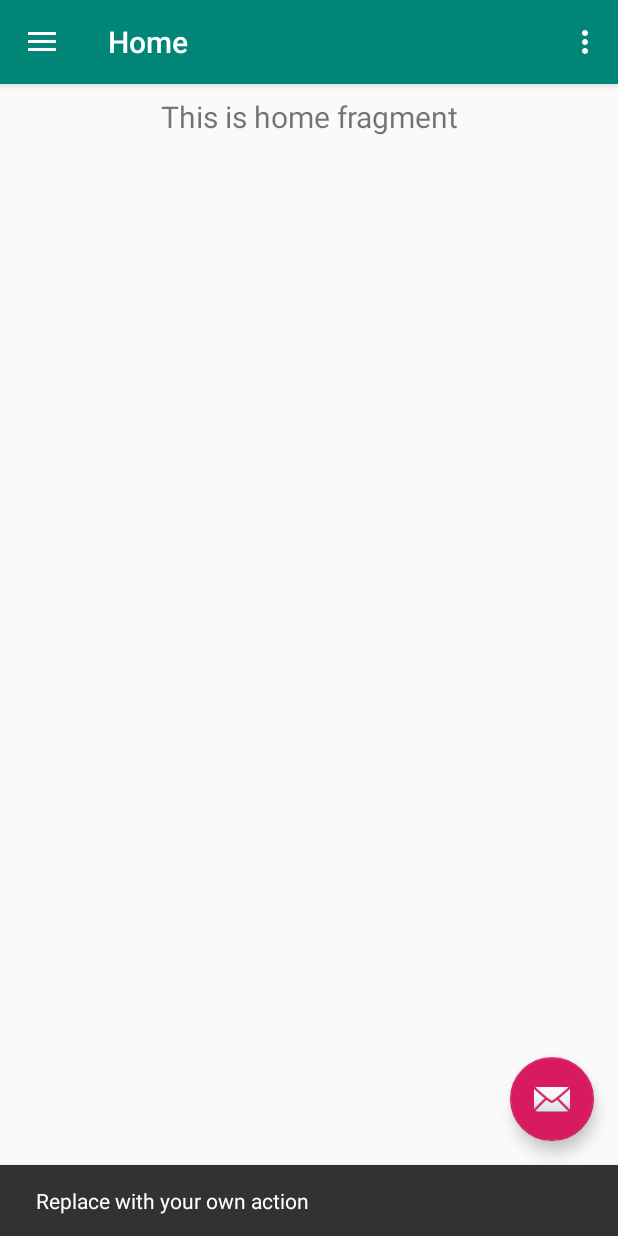
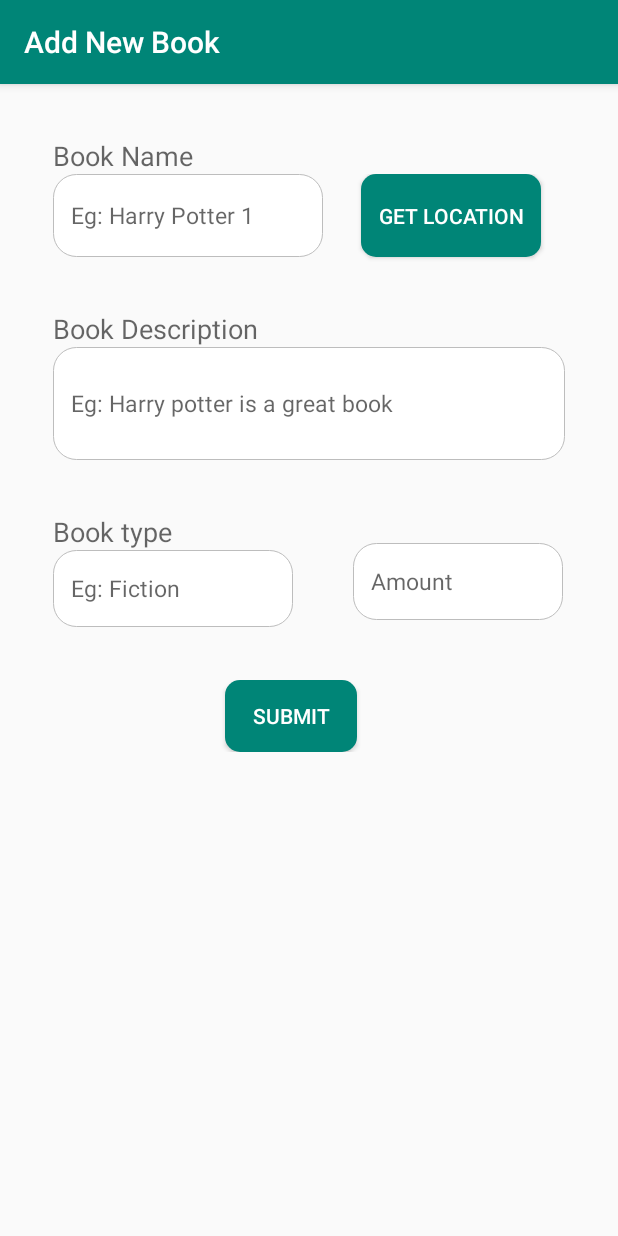
Before and after one commit to AwesomeFruitSalad/Bibliungo, an Android app: the screen it shows after launch once a user with an empty profile is signed in (MainActivity before the commit, AddValue after it), after a tap on an icon or button, on a phone screen of 412 x 824 dp. Run offline under Robolectric (Android 15) with nearby library versions, the phone set to English and light mode, and no system bars; our stand-ins replace ButterKnife, Firebase (no records; nobody signed in at launch, a user with empty details on screens opened directly), navigation-ui; libraries missing offline, so code that uses them is left out: com.firebase.ui.

Commit message:
Add UI for add new book to database

```diff
--- a/app/build.gradle
+++ b/app/build.gradle
@@ -35,7 +35,6 @@ dependencies {
     androidTestImplementation 'androidx.test.espresso:espresso-core:3.2.0'
 
 
-
     //firebase Database
     implementation 'com.google.firebase:firebase-database:16.0.4'
 
--- /dev/null
+++ b/app/src/main/java/com/chromicle/collapp/activities/AddValue.java
@@ -0,0 +1,16 @@
+package com.chromicle.collapp.activities;
+
+import androidx.appcompat.app.AppCompatActivity;
+
+import android.os.Bundle;
+
+import com.chromicle.collapp.R;
+
+public class AddValue extends AppCompatActivity {
+
+    @Override
+    protected void onCreate(Bundle savedInstanceState) {
+        super.onCreate(savedInstanceState);
+        setContentView(R.layout.activity_add_value);
+    }
+}
--- a/app/src/main/java/com/chromicle/collapp/LoginActivity.java
+++ b/app/src/main/java/com/chromicle/collapp/activities/LoginActivity.java
@@ -1,4 +1,4 @@
-package com.chromicle.collapp;
+package com.chromicle.collapp.activities;
 
 import android.content.Intent;
 import android.os.Bundle;
@@ -6,6 +6,8 @@ import android.view.View;
 import android.widget.Button;
 import androidx.annotation.Nullable;
 import androidx.appcompat.app.AppCompatActivity;
+
+import com.chromicle.collapp.R;
 import com.firebase.ui.auth.AuthUI;
 import com.firebase.ui.auth.IdpResponse;
 import com.google.firebase.auth.FirebaseAuth;
--- a/app/src/main/java/com/chromicle/collapp/MainActivity.java
+++ b/app/src/main/java/com/chromicle/collapp/activities/MainActivity.java
@@ -1,9 +1,10 @@
-package com.chromicle.collapp;
+package com.chromicle.collapp.activities;
 
 import android.os.Bundle;
 
+import com.chromicle.collapp.R;
+import com.chromicle.collapp.utils.ActivityUtils;
 import com.google.android.material.floatingactionbutton.FloatingActionButton;
-import com.google.android.material.snackbar.Snackbar;
 
 import android.view.View;
 
@@ -21,30 +22,42 @@ import androidx.appcompat.widget.Toolbar;
 
 import android.view.Menu;
 
+import butterknife.BindView;
+import butterknife.ButterKnife;
+
 public class MainActivity extends AppCompatActivity {
 
     private AppBarConfiguration mAppBarConfiguration;
+
+    @BindView(R.id.fab)
+    FloatingActionButton fab;
+
+    @BindView(R.id.toolbar)
+    Toolbar toolbar;
 
     @Override
     protected void onCreate(Bundle savedInstanceState) {
         super.onCreate(savedInstanceState);
         setContentView(R.layout.activity_main);
-        Toolbar toolbar = findViewById(R.id.toolbar);
+        ButterKnife.bind(this);
+
+
         setSupportActionBar(toolbar);
-        FloatingActionButton fab = findViewById(R.id.fab);
+
         fab.setOnClickListener(new View.OnClickListener() {
             @Override
             public void onClick(View view) {
-                Snackbar.make(view, "Replace with your own action", Snackbar.LENGTH_LONG)
-                        .setAction("Action", null).show();
+                ActivityUtils.launchActivity(MainActivity.this, AddValue.class,false);
             }
         });
+
+
         DrawerLayout drawer = findViewById(R.id.drawer_layout);
         NavigationView navigationView = findViewById(R.id.nav_view);
         // Passing each menu ID as a set of Ids because each
         // menu should be considered as top level destinations.
         mAppBarConfiguration = new AppBarConfiguration.Builder(
-                R.id.nav_home, R.id.nav_gallery, R.id.nav_slideshow,
+                R.id.nav_home, R.id.nav_add, R.id.nav_slideshow,
                 R.id.nav_tools, R.id.nav_share, R.id.nav_send)
                 .setDrawerLayout(drawer)
                 .build();
@@ -66,4 +79,6 @@ public class MainActivity extends AppCompatActivity {
         return NavigationUI.navigateUp(navController, mAppBarConfiguration)
                 || super.onSupportNavigateUp();
     }
+
+
 }
--- a/app/src/main/java/com/chromicle/collapp/ui/gallery/GalleryFragment.java
+++ b/app/src/main/java/com/chromicle/collapp/ui/add/AddValueFragment.java
@@ -1,4 +1,4 @@
-package com.chromicle.collapp.ui.gallery;
+package com.chromicle.collapp.ui.add;
 
 import android.os.Bundle;
 import android.view.LayoutInflater;
@@ -14,17 +14,17 @@ import androidx.lifecycle.ViewModelProviders;
 
 import com.chromicle.collapp.R;
 
-public class GalleryFragment extends Fragment {
+public class AddValueFragment extends Fragment {
 
-    private GalleryViewModel galleryViewModel;
+    private AddValueViewModel addValueViewModel;
 
     public View onCreateView(@NonNull LayoutInflater inflater,
                              ViewGroup container, Bundle savedInstanceState) {
-        galleryViewModel =
-                ViewModelProviders.of(this).get(GalleryViewModel.class);
-        View root = inflater.inflate(R.layout.fragment_gallery, container, false);
+        addValueViewModel =
+                ViewModelProviders.of(this).get(AddValueViewModel.class);
+        View root = inflater.inflate(R.layout.fragment_add_value, container, false);
         final TextView textView = root.findViewById(R.id.text_gallery);
-        galleryViewModel.getText().observe(this, new Observer<String>() {
+        addValueViewModel.getText().observe(this, new Observer<String>() {
             @Override
             public void onChanged(@Nullable String s) {
                 textView.setText(s);
--- a/app/src/main/java/com/chromicle/collapp/ui/gallery/GalleryViewModel.java
+++ b/app/src/main/java/com/chromicle/collapp/ui/add/AddValueViewModel.java
@@ -1,16 +1,16 @@
-package com.chromicle.collapp.ui.gallery;
+package com.chromicle.collapp.ui.add;
 
 import androidx.lifecycle.LiveData;
 import androidx.lifecycle.MutableLiveData;
 import androidx.lifecycle.ViewModel;
 
-public class GalleryViewModel extends ViewModel {
+public class AddValueViewModel extends ViewModel {
 
     private MutableLiveData<String> mText;
 
-    public GalleryViewModel() {
+    public AddValueViewModel() {
         mText = new MutableLiveData<>();
-        mText.setValue("This is gallery fragment");
+        mText.setValue("This is Add value fragment");
     }
 
     public LiveData<String> getText() {
--- /dev/null
+++ b/app/src/main/java/com/chromicle/collapp/utils/ActivityUtils.java
@@ -0,0 +1,50 @@
+package com.chromicle.collapp.utils;
+
+import android.app.Activity;
+import android.content.Context;
+import android.content.ContextWrapper;
+import android.content.Intent;
+
+/**
+ * @author by Chromicle (ajayprabhakar369@gmail.com)
+ * @since 1/25/2020
+ */
+
+public class ActivityUtils {
+
+    private ActivityUtils() {
+    }
+
+    /**
+     * Getting the {@link Activity} from {@link Context}.
+     *
+     * @param context input context
+     */
+    public static Activity getActivity(Context context) {
+        if (context == null) {
+            return null;
+        } else if (context instanceof ContextWrapper) {
+            if (context instanceof Activity) {
+                return (Activity) context;
+            } else {
+                return getActivity(((ContextWrapper) context).getBaseContext());
+            }
+        }
+
+        return null;
+    }
+
+    /**
+     * launch an {@link Activity}.
+     */
+    public static void launchActivity(Activity thisActivity,
+                                      Class<? extends Activity> targetActivity,
+                                      boolean shouldFinish) {
+        Intent intent = new Intent(thisActivity, targetActivity);
+        thisActivity.startActivity(intent);
+
+        if (shouldFinish) {
+            thisActivity.finish();
+        }
+    }
+}
--- /dev/null
+++ b/app/src/main/res/drawable/button_animated.xml
@@ -0,0 +1,6 @@
+<?xml version="1.0" encoding="utf-8"?>
+<shape xmlns:android="http://schemas.android.com/apk/res/android"
+    android:shape="rectangle" android:padding="10dp">
+    <solid android:color="@color/colorPrimary"/>
+    <corners android:radius="10dp"/>
+</shape>
--- /dev/null
+++ b/app/src/main/res/drawable/edittext_background.xml
@@ -0,0 +1,14 @@
+<shape xmlns:android="http://schemas.android.com/apk/res/android"
+    android:shape="rectangle" android:padding="10dp">
+
+    <solid android:color="#FFFFFF"/>
+
+    <stroke android:width="0.5dp" android:color="#BDBDBD" />
+
+    <corners
+        android:bottomRightRadius="15dp"
+        android:bottomLeftRadius="15dp"
+        android:topLeftRadius="15dp"
+        android:topRightRadius="15dp"/>
+
+</shape>
--- /dev/null
+++ b/app/src/main/res/drawable/ic_add_black_24dp.xml
@@ -0,0 +1,9 @@
+<vector xmlns:android="http://schemas.android.com/apk/res/android"
+        android:width="24dp"
+        android:height="24dp"
+        android:viewportWidth="24.0"
+        android:viewportHeight="24.0">
+    <path
+        android:fillColor="#ffffff"
+        android:pathData="M19,13h-6v6h-2v-6H5v-2h6V5h2v6h6v2z"/>
+</vector>
--- /dev/null
+++ b/app/src/main/res/layout/activity_add_value.xml
@@ -0,0 +1,130 @@
+<?xml version="1.0" encoding="utf-8"?>
+
+
+<LinearLayout xmlns:android="http://schemas.android.com/apk/res/android"
+    android:layout_width="match_parent"
+    android:layout_height="match_parent"
+    android:orientation="vertical">
+
+
+    <TextView
+        android:layout_width="wrap_content"
+        android:layout_height="wrap_content"
+        android:layout_marginLeft="@dimen/margin_35"
+        android:layout_marginTop="@dimen/margin_35"
+        android:text="Book Name"
+        android:textAppearance="@style/TextAppearance.AppCompat.Medium" />
+
+    <LinearLayout
+        android:layout_width="match_parent"
+        android:layout_height="wrap_content"
+        android:orientation="horizontal">
+
+        <EditText
+            android:id="@+id/editTextName"
+            android:layout_width="wrap_content"
+            android:layout_height="55dp"
+            android:layout_marginLeft="@dimen/margin_35"
+            android:layout_marginRight="25dp"
+            android:layout_marginBottom="@dimen/margin_35"
+            android:background="@drawable/edittext_background"
+            android:ems="10"
+            android:focusable="true"
+            android:hint="Eg: Harry Potter 1"
+            android:imeOptions="actionDone"
+            android:padding="12dp"
+            android:shadowColor="#000000"
+            android:textSize="15sp"
+            android:inputType="date" />
+
+        <Button
+            android:id="@+id/btn_date"
+            android:layout_width="120dp"
+            android:layout_height="55dp"
+            android:layout_marginRight="100dp"
+            android:background="@drawable/button_animated"
+            android:textColor="#ffffff"
+            android:text="Get Location" />
+    </LinearLayout>
+
+
+    <TextView
+        android:layout_width="wrap_content"
+        android:layout_height="wrap_content"
+        android:layout_marginLeft="@dimen/margin_35"
+        android:text="Book Description"
+        android:textAppearance="@style/TextAppearance.AppCompat.Medium" />
+
+    <EditText
+        android:id="@+id/editTextBookDes"
+        android:layout_width="match_parent"
+        android:layout_height="75dp"
+        android:layout_marginLeft="@dimen/margin_35"
+        android:layout_marginRight="@dimen/margin_35"
+        android:background="@drawable/edittext_background"
+        android:hint="Eg: Harry potter is a great book"
+        android:padding="12dp"
+        android:textSize="15sp"
+        android:inputType="text" />
+
+    <TextView
+        android:layout_width="wrap_content"
+        android:layout_height="wrap_content"
+        android:layout_marginLeft="@dimen/margin_35"
+        android:layout_marginTop="@dimen/margin_35"
+        android:text="Book type"
+        android:textAppearance="@style/TextAppearance.AppCompat.Medium" />
+
+    <EditText
+        android:id="@+id/editTextPoojaName"
+        android:layout_width="160dp"
+        android:layout_height="51dp"
+        android:layout_marginStart="35dp"
+        android:layout_marginEnd="10dp"
+        android:background="@drawable/edittext_background"
+        android:hint="Eg: Fiction"
+        android:padding="12dp"
+        android:textSize="15sp"
+        android:inputType="text" />
+
+
+    <TextView
+        android:layout_width="wrap_content"
+        android:layout_height="wrap_content"
+        android:layout_marginStart="235dp"
+        android:layout_marginLeft="@dimen/margin_35"
+        android:layout_marginTop="-45dp"
+        android:text="Pooja ID"
+        android:textAppearance="@style/TextAppearance.AppCompat.Medium" />
+
+
+    <EditText
+        android:id="@+id/editTextBookAmount"
+        android:layout_width="140dp"
+        android:layout_height="51dp"
+        android:layout_marginStart="235dp"
+        android:layout_marginTop="-35dp"
+        android:background="@drawable/edittext_background"
+        android:hint="Amount"
+        android:inputType="number"
+        android:padding="12dp"
+        android:textSize="15sp" />
+
+    <LinearLayout
+        android:layout_width="match_parent"
+        android:layout_height="wrap_content"
+        android:layout_marginTop="40dp"
+        android:orientation="horizontal">
+
+        <Button
+            android:id="@+id/btnSubmit"
+            android:layout_width="wrap_content"
+            android:layout_height="wrap_content"
+            android:layout_gravity="center"
+            android:layout_marginLeft="150dp"
+            android:textColor="#ffffff"
+            android:background="@drawable/button_animated"
+            android:text="Submit" />
+
+    </LinearLayout>
+</LinearLayout>
--- a/app/src/main/res/layout/app_bar_main.xml
+++ b/app/src/main/res/layout/app_bar_main.xml
@@ -4,7 +4,7 @@
     xmlns:tools="http://schemas.android.com/tools"
     android:layout_width="match_parent"
     android:layout_height="match_parent"
-    tools:context=".MainActivity">
+    tools:context=".activities.MainActivity">
 
     <com.google.android.material.appbar.AppBarLayout
         android:layout_width="match_parent"
@@ -28,6 +28,6 @@
         android:layout_height="wrap_content"
         android:layout_gravity="bottom|end"
         android:layout_margin="@dimen/fab_margin"
-        app:srcCompat="@android:drawable/ic_dialog_email" />
+        app:srcCompat="@drawable/ic_add_black_24dp" />
 
 </androidx.coordinatorlayout.widget.CoordinatorLayout>
--- a/app/src/main/res/menu/activity_main_drawer.xml
+++ b/app/src/main/res/menu/activity_main_drawer.xml
@@ -9,9 +9,9 @@
             android:icon="@drawable/ic_menu_camera"
             android:title="@string/menu_home" />
         <item
-            android:id="@+id/nav_gallery"
-            android:icon="@drawable/ic_menu_gallery"
-            android:title="@string/menu_gallery" />
+            android:id="@+id/nav_add"
+            android:icon="@drawable/ic_add_black_24dp"
+            android:title="@string/menu_add" />
         <item
             android:id="@+id/nav_slideshow"
             android:icon="@drawable/ic_menu_slideshow"
--- a/app/src/main/res/navigation/mobile_navigation.xml
+++ b/app/src/main/res/navigation/mobile_navigation.xml
@@ -12,10 +12,10 @@
         tools:layout="@layout/fragment_home" />
 
     <fragment
-        android:id="@+id/nav_gallery"
-        android:name="com.chromicle.collapp.ui.gallery.GalleryFragment"
-        android:label="@string/menu_gallery"
-        tools:layout="@layout/fragment_gallery" />
+        android:id="@+id/nav_add"
+        android:name="com.chromicle.collapp.ui.add.AddValueFragment"
+        android:label="@string/menu_add"
+        tools:layout="@layout/fragment_add_value" />
 
     <fragment
         android:id="@+id/nav_slideshow"
--- a/app/src/main/res/values/dimens.xml
+++ b/app/src/main/res/values/dimens.xml
@@ -5,4 +5,5 @@
     <dimen name="nav_header_vertical_spacing">8dp</dimen>
     <dimen name="nav_header_height">176dp</dimen>
     <dimen name="fab_margin">16dp</dimen>
+    <dimen name="margin_35">35dp</dimen>
 </resources>
--- a/app/src/main/res/values/strings.xml
+++ b/app/src/main/res/values/strings.xml
@@ -8,7 +8,7 @@
     <string name="action_settings">Settings</string>
 
     <string name="menu_home">Home</string>
-    <string name="menu_gallery">Gallery</string>
+    <string name="menu_add">Add new value</string>
     <string name="menu_slideshow">Slideshow</string>
     <string name="menu_tools">Tools</string>
     <string name="menu_share">Share</string>
```
Also changed, not shown: app/src/main/AndroidManifest.xml (+7 -3 lines), app/src/main/res/layout/fragment_add_value.xml (renamed from app/src/main/res/layout/fragment_gallery.xml).
